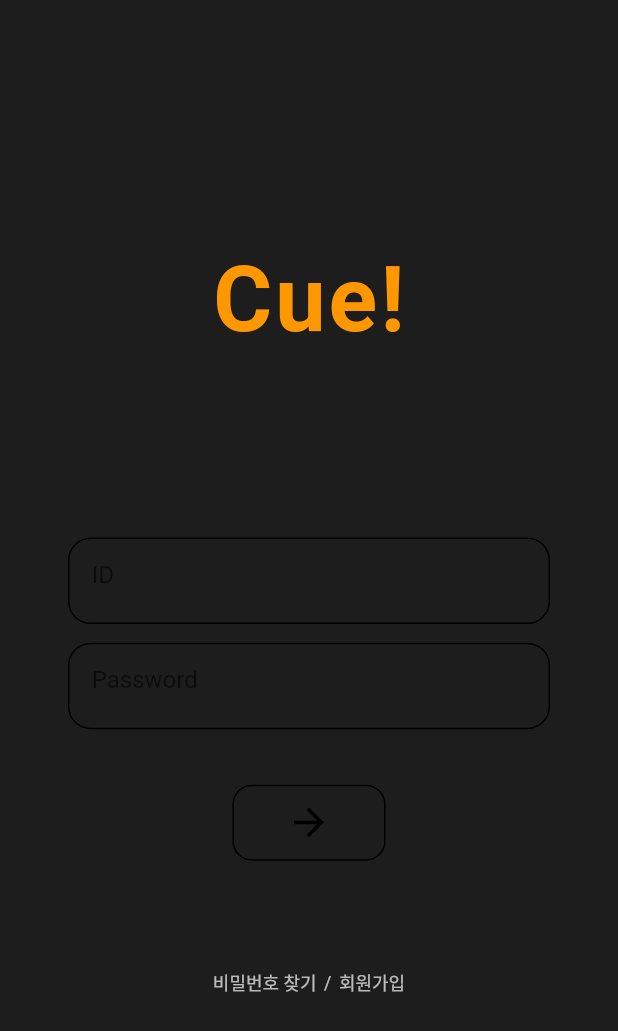
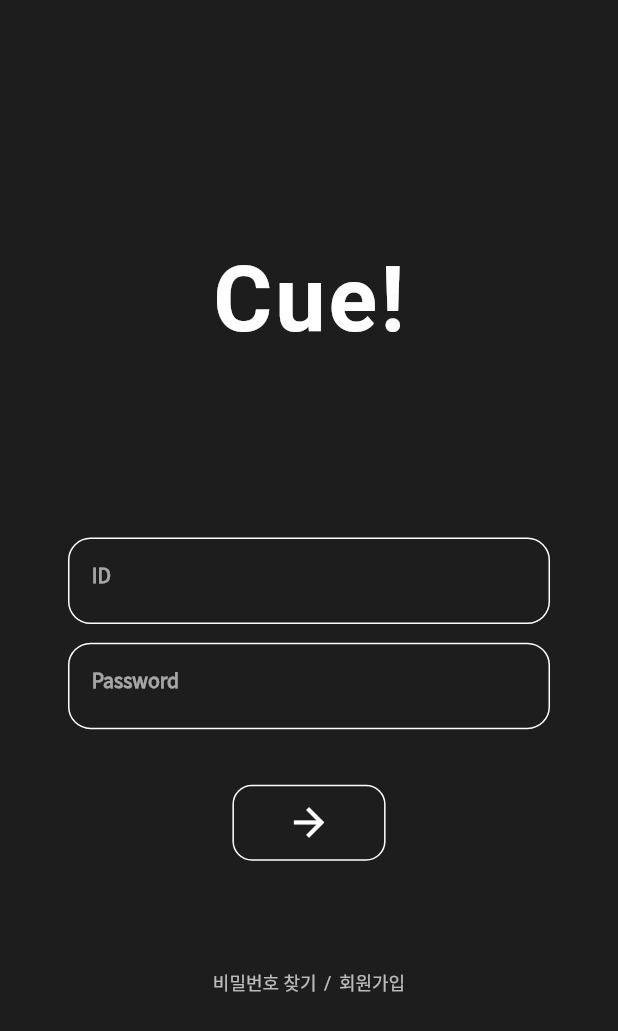
Before and after one commit to Cue-dev/Cue1.0_final, a Flutter app: the LogInPage screen opened directly, on a phone screen of 412 x 824 dp. Shown: the top 1031 px of the screen. Run offline on Flutter 3.47's test engine with Material 2 defaults, Android fonts, the phone set to English and light mode, and no system bars; our stand-ins replace camera, cloud_firestore, firebase_auth, firebase_core, firebase_storage, flutter_spinkit and 4 more; missing offline and left inert: video_player_controls; accounts and stored records are empty; Roboto replaces fonts that are missing (Rochester).

Commit message:
pages updated

```diff
--- a/Cue/lib/app.dart
+++ b/Cue/lib/app.dart
@@ -46,7 +46,7 @@ TextTheme _buildCueTextTheme(TextTheme base) {
     subtitle1: base.subtitle1.copyWith(
       // 영상의 제목
       fontSize: 13,
-      fontWeight: FontWeight.w500,
+      fontWeight: FontWeight.w600,
       //fontFamily: GoogleFonts.notoSans().fontFamily,
       fontFamily: 'NotoSansCJK',
     ),
--- a/Cue/lib/main.dart
+++ b/Cue/lib/main.dart
@@ -1,6 +1,6 @@
 import 'package:Cue/app.dart';
 import 'package:Cue/services/auth_provider.dart';
-import 'package:Cue/services/video_provider.dart';
+import 'package:Cue/services/reference_video_provider.dart';
 import 'package:firebase_core/firebase_core.dart';
 import 'package:flutter/material.dart';
 import 'package:provider/provider.dart';
--- a/Cue/lib/screen/login/login_page.dart
+++ b/Cue/lib/screen/login/login_page.dart
@@ -63,17 +63,11 @@ class _LogInPageState extends State<LogInPage> {
                           letterSpacing: 2.0,
                           fontSize: 60.0,
                           fontWeight: FontWeight.bold,
-                          color: Color(0xFFFF9700)),
+                          color: Theme.of(context).secondaryHeaderColor),
                     ),
                   ),
                   Form(
                     key: _formKey,
-                    child: Theme(
-                      data: ThemeData(
-                          primaryColor: Colors.transparent,
-                          inputDecorationTheme: InputDecorationTheme(
-                              labelStyle: TextStyle(
-                                  color: Colors.grey[600], fontSize: 15.0))),
                     child: Container(
                       padding: EdgeInsets.only(top: mh * 0.15),
                       child: Column(
@@ -90,7 +84,9 @@ class _LogInPageState extends State<LogInPage> {
                                 ),
                                 keyboardType: TextInputType.emailAddress),
                             decoration: BoxDecoration(
-                                  border: new Border.all(color: Colors.black),
+                                border: new Border.all(
+                                    color:
+                                        Theme.of(context).secondaryHeaderColor),
                                 borderRadius:
                                     BorderRadius.all(Radius.circular(15.0))),
                           ),
@@ -113,7 +109,9 @@ class _LogInPageState extends State<LogInPage> {
                               obscureText: true,
                             ),
                             decoration: BoxDecoration(
-                                  border: new Border.all(color: Colors.black),
+                                border: new Border.all(
+                                    color:
+                                        Theme.of(context).secondaryHeaderColor),
                                 borderRadius:
                                     BorderRadius.all(Radius.circular(15.0))),
                           ),
@@ -126,7 +124,8 @@ class _LogInPageState extends State<LogInPage> {
                                   color: Colors.transparent,
                                   child: Icon(
                                     Icons.arrow_forward,
-                                      color: Colors.black,
+                                    color:
+                                        Theme.of(context).secondaryHeaderColor,
                                     size: mw * 0.073,
                                   ),
                                   onPressed: () async {
@@ -140,10 +139,9 @@ class _LogInPageState extends State<LogInPage> {
                                       // _prefs.setString('pw', _pw);
                                       // _signInWithEmailAndPassword();
                                       context.read<AuthProvider>().signIn(
-                                              email:
-                                                  _emailController.text.trim(),
-                                              password: _passwordController.text
-                                                  .trim(),
+                                            email: _emailController.text.trim(),
+                                            password:
+                                                _passwordController.text.trim(),
                                           );
                                       // setState(() {
                                       //   _loading = false;
@@ -152,8 +150,9 @@ class _LogInPageState extends State<LogInPage> {
                                   },
                                 ),
                                 decoration: BoxDecoration(
-                                      border:
-                                          new Border.all(color: Colors.black),
+                                    border: new Border.all(
+                                        color: Theme.of(context)
+                                            .secondaryHeaderColor),
                                     borderRadius: BorderRadius.all(
                                         Radius.circular(13.0))),
                               )),
@@ -207,7 +206,6 @@ class _LogInPageState extends State<LogInPage> {
                       ),
                     ),
                   ),
-                  ),
                 ],
               ),
             ),
--- a/Cue/lib/screen/mypage/my_page.dart
+++ b/Cue/lib/screen/mypage/my_page.dart
@@ -28,7 +28,6 @@ class _MyPageState extends State<MyPage> {
                   IconButton(
                       icon: Icon(
                         Icons.logout,
-                        color: Colors.black,
                       ),
                       onPressed: () {
                         context.read<AuthProvider>().signOut();
--- a/Cue/lib/screen/video/playlist_page.dart
+++ b/Cue/lib/screen/video/playlist_page.dart
@@ -2,7 +2,7 @@ import 'dart:async';
 
 import 'package:Cue/screen/mypage/scrap_dialog.dart';
 import 'package:Cue/screen/video/playvideo_page.dart';
-import 'package:Cue/services/video_provider.dart';
+import 'package:Cue/services/reference_video_provider.dart';
 import 'package:flutter/cupertino.dart';
 import 'package:flutter/material.dart';
 import 'package:Cue/services/loading.dart';
@@ -209,7 +209,7 @@ class _PlayListPageState extends State<PlayListPage> {
           children: [
             for (int i = 0; i < tag.length; i++)
               Text(
-                tag[i],
+                tag[i] + ' ',
                 style: Theme.of(context).textTheme.caption,
               ),
           ],
```
Also changed, not shown: Cue/lib/screen/video/playvideo_page.dart (+51 -10 lines). Lines whose indentation alone changed are shown as unchanged.
